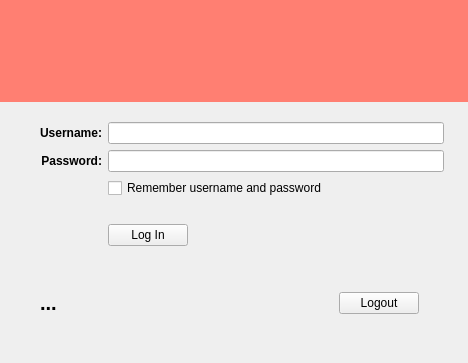
leapcode/bitmask_client, file src/leap/bitmask/gui/ui/login.ui: the form before one commit.
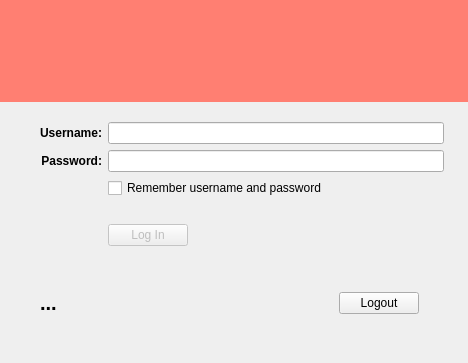
The form after the commit. Icons and pictures are not drawn. Custom widgets are drawn as their Qt base class.

```diff
--- a/src/leap/bitmask/gui/ui/login.ui
+++ b/src/leap/bitmask/gui/ui/login.ui
@@ -71,6 +71,9 @@
       </property>
       <item row="3" column="1">
        <widget class="QPushButton" name="btnLogin">
+        <property name="enabled">
+         <bool>false</bool>
+        </property>
         <property name="sizePolicy">
          <sizepolicy hsizetype="Maximum" vsizetype="Fixed">
           <horstretch>0</horstretch>
```
Left out of the diff: 48 changed lines with no effect on the pictures.
